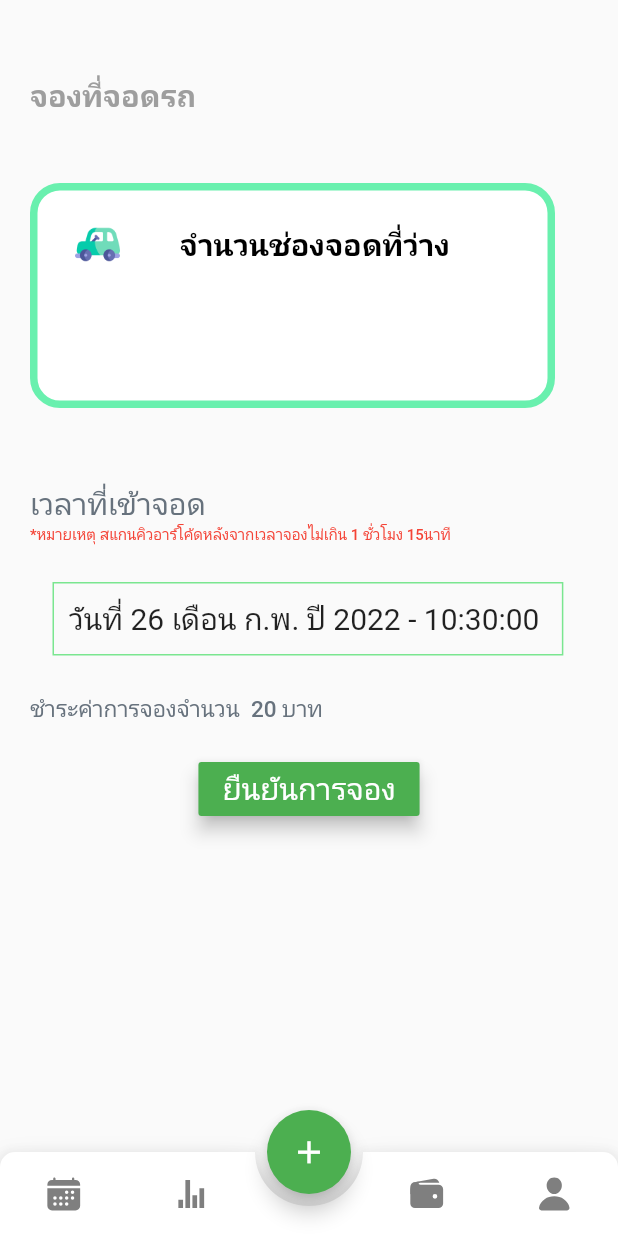
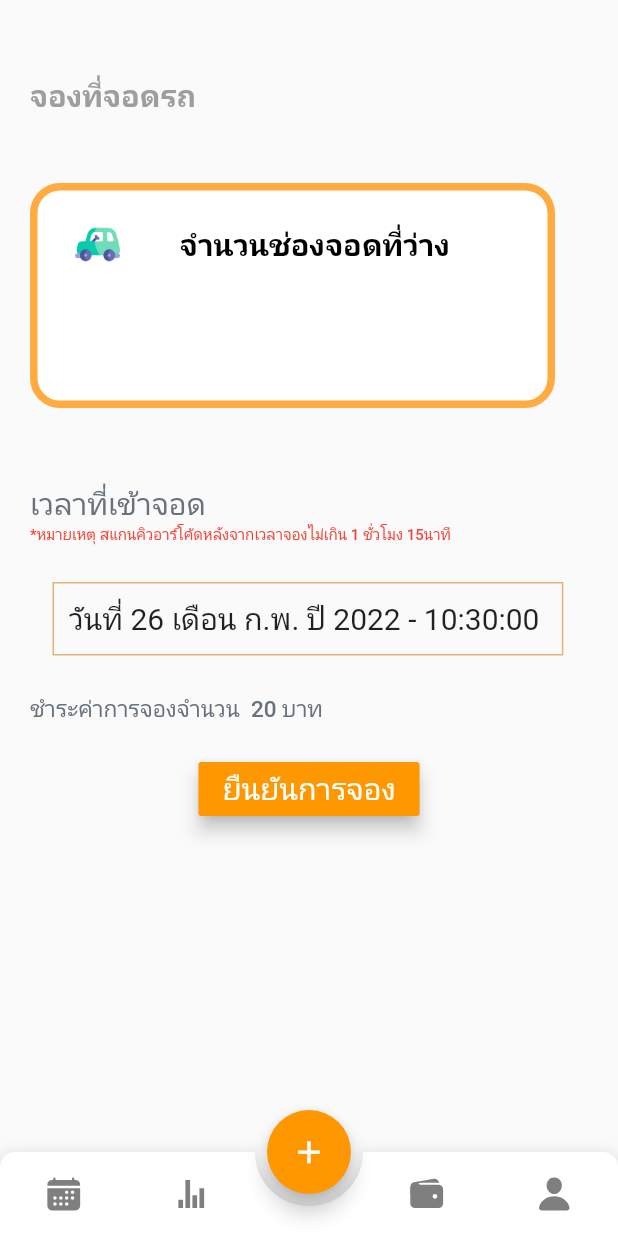
Before and after one commit to pornpiphatDEV/parking_bk, a Flutter app: the RootApp screen opened directly, after a tap on the "add" icon, on a phone screen of 412 x 824 dp. Run offline on Flutter 3.47's test engine with Material 2 defaults, Android fonts, the phone set to English and light mode, and no system bars; drawn by our look-alikes of animated_bottom_navigation_bar; our stand-ins replace flutter_credit_card, flutter_form_builder, flutter_icons, form_field_validator, get_storage, internet_connection_checker and 3 more; missing offline and left inert: barcode_scan2, restart_app; accounts and stored records are empty; network calls fail; project files that could hold a hidden picture were left out.

```diff
--- a/lib/Popup/customddalog.dart
+++ b/lib/Popup/customddalog.dart
@@ -89,7 +89,7 @@ class CustomDialog extends StatelessWidget {
           left: 90,
           // right: Consts.padding,
           child: CircleAvatar(
-            backgroundColor: Colors.green,
+            backgroundColor: Colors.orange,
             backgroundImage:
                AssetImage('assets/logo_pn_bangkok.png'),
             minRadius: 50,
--- a/lib/creditcard.dart
+++ b/lib/creditcard.dart
@@ -42,7 +42,7 @@ class _CreditcardState extends State<Creditcard> {
       debugShowCheckedModeBanner: false,
 
       home: Scaffold(
-        resizeToAvoidBottomInset: true,
+        resizeToAvoidBottomInset: false,
         backgroundColor: Colors.white,
         appBar: AppBar(
           elevation: 0,
--- a/lib/pages/booking_page.dart
+++ b/lib/pages/booking_page.dart
@@ -34,19 +34,7 @@ class _BookingPageState extends State<BookingPage> {
   late String currenttime = 'วันที่ - เดือน - ปี - 00:00:00';
 
 
-  // Future<http.Response> getapi() async {
-  //   return http.get(Uri.parse('http://192.168.0.100:3001/'));
 
-  //   final response = await http.get(
-  //     Uri.parse('http://192.168.0.100:3001/'),
-  //   );
-  //   final resstatusCode = response.statusCode;
-  //   final responseJson = jsonDecode(response.body..toString());
-
-  //   return responseJson;
-  //   // print('Response status: ${response.statusCode}');
-  //   // print('Response body: ${response.body}');
-  // }
   void getlimitbooking() async {
     final response = await http.get(
       Uri.parse('${addressAPI.news_urlAPI2}'),
@@ -174,7 +162,7 @@ class _BookingPageState extends State<BookingPage> {
               height: 150,
               decoration: BoxDecoration(
                 color: Colors.white,
-                border: Border.all(width: 5, color: Colors.greenAccent),
+                border: Border.all(width: 5, color: Colors.orangeAccent),
                 borderRadius: BorderRadius.circular(20),
               ),
               child: Padding(
@@ -261,7 +249,7 @@ class _BookingPageState extends State<BookingPage> {
                   padding: const EdgeInsets.all(10.0),
                   decoration: BoxDecoration(
                       border: Border.all(
-                          color: Color.fromARGB(255, 122, 230, 144))),
+                          color: Color.fromARGB(255, 230, 178, 122))),
                   child:
                       Text('${currenttime} ', style: TextStyle(fontSize: 20)),
                 ),
@@ -330,7 +318,22 @@ class _BookingPageState extends State<BookingPage> {
                                   buttonText: "clear",
                                 ),
                               );
+                            }else if (message['message'] ==
+                                'lower limit than we set.') {
+                              await showDialog(
+                                context: context,
+                                builder: (BuildContext context) => CustomDialog(
+                                  title: "ไม่สาารถจองได้",
+                                  description: "วงเงินต่ำกาว่าที่เรากำหนด",
+                                  buttonText: "clear",
+                                ),
+                              );
                             }
+
+
+
+
+
                           } else if (response.statusCode == 200) {
                             var url2 = Uri.parse(
                                 '${addressAPI.news_urlAPI1}/bookingtime/bookingqrcode');
@@ -368,7 +371,7 @@ class _BookingPageState extends State<BookingPage> {
                     : null,
                 child:
                     const Text('ยืนยันการจอง', style: TextStyle(fontSize: 20)),
-                color: Colors.green,
+                color: Colors.orange,
                 textColor: Colors.white,
                 elevation: 5,
               ),
--- a/lib/pages/memu_page.dart
+++ b/lib/pages/memu_page.dart
@@ -13,6 +13,9 @@ import 'package:provider/provider.dart';
 import './listmenupage/generate.dart';
 import 'package:get_storage/get_storage.dart';
 import '../Popup/customddalog.dart';
+
+import 'package:barcode_scan2/barcode_scan2.dart';
+import 'listmenupage/servicecharge.dart';
 
 class Memupage extends StatefulWidget {
   const Memupage({Key? key}) : super(key: key);
@@ -52,25 +55,26 @@ class _MemupageState extends State<Memupage> {
                         ],
                       ),
                       SizedBox(
-                        height: 25,
+                        height: 50,
                       ),
                     ],
                   ),
                   SizedBox(
-                    height: 25,
+                    height: 15,
                   ),
-                  Row(
-                    mainAxisAlignment: MainAxisAlignment.center,
-                    children: <Widget>[
                   Card(
-                        clipBehavior: Clip.antiAlias,
-                        child: InkWell(
+                    child: ListTile(
+                      leading: CircleAvatar(
+                        backgroundImage:
+                            AssetImage('assets/images/qr-code1.png'),
+                      ),
+                      title: Text('สแกนเข้าลานจอดรถ'),
                       onTap: () async {
                         // var email = context.read<Userprovider>().email;
                         var userid = storage.read("uid").toString();
 
                         var url2 = Uri.parse(
-                                '${addressAPI.news_urlAPI1}/bookingtime/bookingqrcode');
+                            '${addressAPI.news_urlAPI2}/bookingqrcodegenerate');
                         var response2 = await http.post(url2, body: {
                           "userid": userid,
                         });
@@ -94,8 +98,7 @@ class _MemupageState extends State<Memupage> {
                             {
                               await showDialog(
                                 context: context,
-                                    builder: (BuildContext context) =>
-                                        CustomDialog(
+                                builder: (BuildContext context) => CustomDialog(
                                   title: "หมดเวลาการจองแล้ว",
                                   description:
                                       "กรุณาจองสิทธ์การใช้งานใหม่อีกครั้ง",
@@ -107,6 +110,19 @@ class _MemupageState extends State<Memupage> {
 
                           case 401:
                             {
+                              var message = jsonDecode(response2.body);
+
+                              if (message['message'] == 'you have parked') {
+                                await showDialog(
+                                  context: context,
+                                  builder: (BuildContext context) =>
+                                      CustomDialog(
+                                    title: "ท่านได้ทำการเข้าจอด",
+                                    description: "กรุณาชำระค่าบริการ",
+                                    buttonText: "OK",
+                                  ),
+                                );
+                              } else {
                                 await showDialog(
                                   context: context,
                                   builder: (BuildContext context) =>
@@ -117,119 +133,78 @@ class _MemupageState extends State<Memupage> {
                                   ),
                                 );
                               }
+                            }
                             break;
 
                           default:
                         }
-
-                            // Navigator.push(
-                            //     context,
-                            //     MaterialPageRoute(
-                            //         builder: (context) =>
-                            //             GeneratePage(valuesFrom: res)));
-
-                            // Navigator.push(
-                            //     context,
-                            //     MaterialPageRoute(
-                            //         builder: (context) =>
-                            //             GeneratePage(valuesFrom: res)));
-                            // Navigator.push(
-                            //     context,
-                            //     MaterialPageRoute(
-                            //         builder: (context) => GeneratePage()));
                       },
-                          child: Column(
-                            crossAxisAlignment: CrossAxisAlignment.start,
-                            children: <Widget>[
-                              Padding(
-                                padding: const EdgeInsets.fromLTRB(
-                                    16.0, 12.0, 16.0, 8.0),
-                                child: Column(
-                                  crossAxisAlignment: CrossAxisAlignment.start,
-                                  children: <Widget>[
-                                    SizedBox(height: 5),
-                                    Image.asset('assets/images/qr-code1.png',
-                                        width: 100, height: 120),
-                                    const SizedBox(height: 15.0),
-                                    Text(
-                                      '    สแกนเข้าลานจอดรถ ',
-                                    ),
-                                  ],
-                                ),
-                              ),
-                            ],
-                          ),
                     ),
                   ),
                   Card(
-                        clipBehavior: Clip.antiAlias,
-                        child: InkWell(
-                          onTap: () {
-                            print("Card Clicked");
+                    child: ListTile(
+                      leading: CircleAvatar(
+                        backgroundImage:
+                            AssetImage('assets/images/qrcode-parking.png'),
+                      ),
+                      title: Text('สแกนออกลานจอดรถ'),
+
+                      onTap: () async {
+                        // print("Card Clicked");
+                        var result = await BarcodeScanner.scan();
+
+                        String qrCodeResultscan = '${result.rawContent}';
+                        print(qrCodeResultscan);
+                        if (qrCodeResultscan == '6202021511054&6202021521149') {
+                          var userid = storage.read("uid").toString();
+
+                          var url2 =
+                              Uri.parse('${addressAPI.news_urlAPI2}/chekbill');
+                          var response2 = await http.post(url2, body: {
+                            "userid": userid,
+                          });
+                          print('Response status: ${response2.statusCode}');
+                          print('response2 body: ${response2.body}');
+
+                          var res = jsonDecode(response2.body..toString());
+                          print(res);
+
+                          if (response2.statusCode == 200) {
+                            Navigator.push(
+                                context,
+                                MaterialPageRoute(
+                                    builder: (context) =>
+                                        Servicecharge(valuesFrom: res)));
+                          } else {
+                            await showDialog(
+                              context: context,
+                              builder: (BuildContext context) => CustomDialog(
+                                title: "ผิดพลาด",
+                                description: "ท่านยังไม่ทำการเข้าจอด",
+                                buttonText: "OK",
+                              ),
+                            );
+                          }
+                        } else if (qrCodeResultscan == "") {
+                          print("asfsaf");
+                        } else {
+                          await showDialog(
+                            context: context,
+                            builder: (BuildContext context) => CustomDialog(
+                              title: "ผิดพลาด",
+                              description: "กรุณาจลองใหม่อีกครั้ง",
+                              buttonText: "OK",
+                            ),
+                          );
+                        }
+
+                        // print(qrCodeResultscan);
+
+                        // 6202021511054&6202021521149 // If a unknown format was scanned this field contains a note
                       },
-                          child: Column(
-                            crossAxisAlignment: CrossAxisAlignment.start,
-                            children: <Widget>[
-                              Padding(
-                                padding: const EdgeInsets.fromLTRB(
-                                    16.0, 12.0, 16.0, 8.0),
-                                child: Column(
-                                  crossAxisAlignment: CrossAxisAlignment.start,
-                                  children: <Widget>[
-                                    SizedBox(height: 5),
-                                    Image.asset(
-                                        'assets/images/qrcode-parking.png',
-                                        width: 100,
-                                        height: 120),
-                                    const SizedBox(height: 15.0),
-                                    Text(
-                                      '    สแกนออกลานจอดรถ ',
+                      // subtitle: Text(movie.genre),
+                      // trailing: Text(movie.year),
                     ),
-                                  ],
-                                ),
-                              ),
-                            ],
-                          ),
-                        ),
-                      ),
-                    ],
-                  ),
-                  SizedBox(
-                    height: 15,
-                  ),
-                  Row(
-                    mainAxisAlignment: MainAxisAlignment.start,
-                    children: <Widget>[
-                      Card(
-                        clipBehavior: Clip.antiAlias,
-                        child: InkWell(
-                          onTap: () {
-                            print("Card Clicked");
-                          },
-                          child: Column(
-                            crossAxisAlignment: CrossAxisAlignment.start,
-                            children: <Widget>[
-                              Padding(
-                                padding: const EdgeInsets.fromLTRB(
-                                    16.0, 12.0, 16.0, 8.0),
-                                child: Column(
-                                  crossAxisAlignment: CrossAxisAlignment.start,
-                                  children: <Widget>[
-                                    SizedBox(height: 5),
-                                    Image.asset('assets/images/signage.png',
-                                        width: 150, height: 120),
-                                    const SizedBox(height: 15.0),
-                                    Text(
-                                      '         ที่ตั้งลานจอดรถ ',
-                                    ),
-                                  ],
-                                ),
-                              ),
-                            ],
-                          ),
-                        ),
-                      ),
-                    ],
                   ),
                 ],
               ),
--- a/lib/pages/profile_page.dart
+++ b/lib/pages/profile_page.dart
@@ -83,24 +83,23 @@ class _ProfilePageState extends State<ProfilePage> {
                                   radius: 110.0,
                                   lineWidth: 6.0,
                                   percent: 0.53,
-                                  progressColor:
-                                      Color.fromARGB(255, 23, 175, 89),
+                                  progressColor: Colors.orange,
                                 ),
                               ),
-                              // Positioned(
-                              //   top: 16,
-                              //   left: 13,
-                              //   child: Container(
-                              //     width: 85,
-                              //     height: 85,
-                              //     decoration: BoxDecoration(
-                              //         shape: BoxShape.circle,
-                              //         image: DecorationImage(
-                              //             image: NetworkImage(
-                              //                 "https://images.unsplash.com/photo-1531256456869-ce942a665e80?ixid=MXwxMjA3fDB8MHxzZWFyY2h8MTI4fHxwcm9maWxlfGVufDB8fDB8&ixlib=rb-1.2.1&auto=format&fit=crop&w=800&q=60"),
-                              //             fit: BoxFit.cover)),
-                              //   ),
-                              // )
+                              Positioned(
+                                top: 16,
+                                left: 13,
+                                child: Container(
+                                  width: 85,
+                                  height: 85,
+                                  decoration: BoxDecoration(
+                                      shape: BoxShape.circle,
+                                      image: DecorationImage(
+                                          image: AssetImage(
+                                              'assets/images/users.png'),
+                                          fit: BoxFit.cover)),
+                                ),
+                              )
                             ],
                           ),
                         ),
@@ -138,11 +137,11 @@ class _ProfilePageState extends State<ProfilePage> {
                   Container(
                     width: double.infinity,
                     decoration: BoxDecoration(
-                        color: Color.fromARGB(255, 23, 175, 89),
+                        color: Colors.orange,
                         borderRadius: BorderRadius.circular(12),
                         boxShadow: [
                           BoxShadow(
-                            color: Color.fromARGB(255, 23, 175, 89),
+                            color: Colors.orange,
                             spreadRadius: 10,
                             blurRadius: 3,
                             // changes position of shadow
@@ -187,35 +186,41 @@ class _ProfilePageState extends State<ProfilePage> {
           SizedBox(
             height: 20,
           ),
-          Column(
-            crossAxisAlignment: CrossAxisAlignment.start,
-            children: [
-              Center(
-                child: Container(
-                    width: MediaQuery.of(context).size.width * 0.96,
-                    height: MediaQuery.of(context).size.width * 0.15,
-                    margin: EdgeInsets.all(20),
-                    child: FlatButton(
-                        color: Color.fromARGB(255, 185, 189, 187),
-                        onPressed: () => {print("ตั้งค่า")},
-                        child: Row(children: <Widget>[
-                          Icon(Icons.settings),
-                          Text("ตั้งค่า")
-                        ]))),
+          // Column(
+          //   crossAxisAlignment: CrossAxisAlignment.start,
+          //   children: [
+          //     Center(
+          //       child: Container(
+          //           width: MediaQuery.of(context).size.width * 0.96,
+          //           height: MediaQuery.of(context).size.width * 0.15,
+          //           margin: EdgeInsets.all(20),
+          //           child: FlatButton(
+          //               color: Color.fromARGB(255, 185, 189, 187),
+          //               onPressed: () => {print("ตั้งค่า")},
+          //               child: Row(children: <Widget>[
+          //                 Icon(Icons.settings),
+          //                 Text("ตั้งค่า")
+          //               ]))),
+          //     ),
+          //   ],
+          // ),
+
+          Card(
+            child: ListTile(
+              leading: Icon(Icons.settings),
+              title: Text('ตั้งค่า'),
+              onTap: () async {
+                // print("Card Clicked");
+              },
             ),
-            ],
           ),
-          Column(
-            crossAxisAlignment: CrossAxisAlignment.start,
-            children: [
-              Center(
-                child: Container(
-                    width: MediaQuery.of(context).size.width * 0.96,
-                    height: MediaQuery.of(context).size.width * 0.15,
-                    margin: EdgeInsets.all(20),
-                    child: FlatButton(
-                        color: Color.fromARGB(255, 185, 189, 187),
-                        onPressed: () async {
+
+          Card(
+            child: ListTile(
+              leading: Icon(Icons.logout),
+              title: Text('ออกจากระบบ'),
+              onTap: () async {
+                // print("Card Clicked");
                 print("ออกจากระบบ");
                 await storage.remove('uid');
                 print(storage.read('uid'));
@@ -224,12 +229,7 @@ class _ProfilePageState extends State<ProfilePage> {
                   Restart.restartApp();
                 }
               },
-                        child: Row(children: <Widget>[
-                          Icon(Icons.logout),
-                          Text("ออกจากระบบ")
-                        ]))),
             ),
-            ],
           ),
         ],
       ),
--- a/lib/root_app.dart
+++ b/lib/root_app.dart
@@ -84,7 +84,7 @@ class _RootAppState extends State<RootApp> {
             Icons.add,
             size: 25,
           ),
-          backgroundColor: Colors.green,
+          backgroundColor: Colors.orange,
           //params
         ),
         floatingActionButtonLocation:
@@ -107,8 +107,8 @@ class _RootAppState extends State<RootApp> {
     ];
 
     return AnimatedBottomNavigationBar(
-      activeColor: Color.fromARGB(255, 92, 226, 146),
-      splashColor: Color.fromARGB(255, 92, 226, 146),
+      activeColor: Colors.orange,
+      splashColor: Colors.orange,
       inactiveColor: Colors.black.withOpacity(0.5),
       icons: iconItems,
       activeIndex: pageIndex,
--- a/pubspec.yaml
+++ b/pubspec.yaml
@@ -46,10 +46,10 @@ dependencies:
   percent_indicator: "^2.1.7+2"
   provider: ^6.0.1
   socket_io_client: ^1.0.2
-  barcode_scan: ^2.0.1
   qr_flutter: ^3.2.0
   internet_connection_checker: ^0.0.1+3
   restart_app: ^1.0.3
+  barcode_scan2: ^4.2.0
 
 
 
```
Also changed, not shown: lib/loginpage.dart (+5 -16 lines), lib/pages/listmenupage/generate.dart (+26 -3 lines), lib/pages/listmenupage/servicecharge.dart (added, +187 -0 lines), lib/providers/userprovider.dart (+5 -11 lines), lib/registerpage.dart (+8 -8 lines), assets/images/users.png (added), pubspec.lock, 1 other file. Lines whose indentation alone changed are shown as unchanged.
